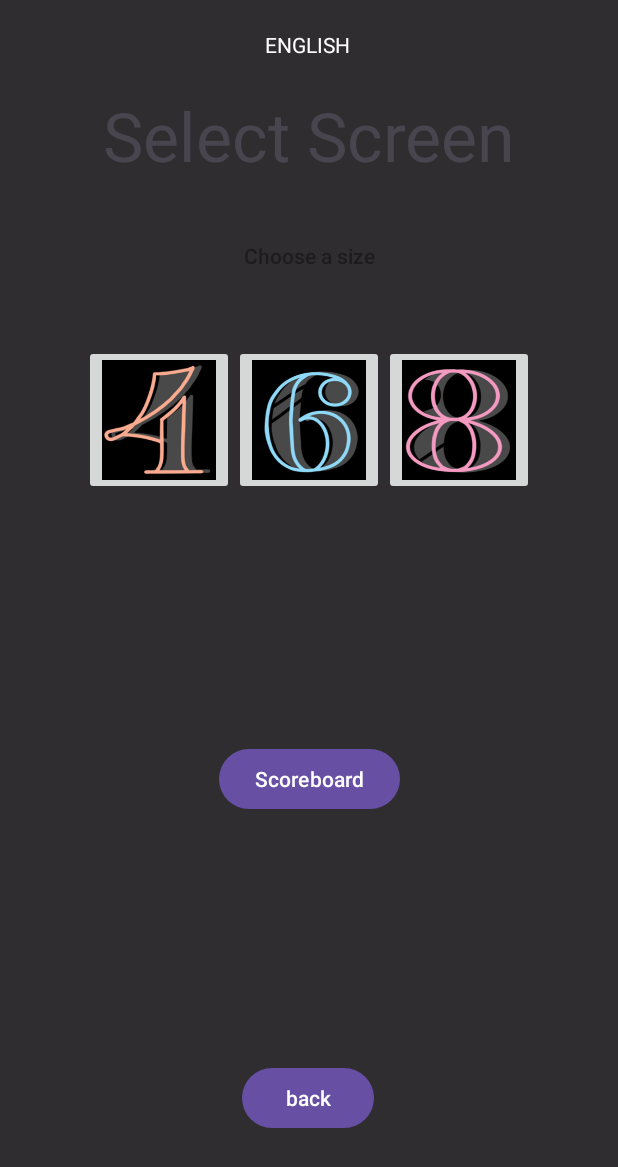
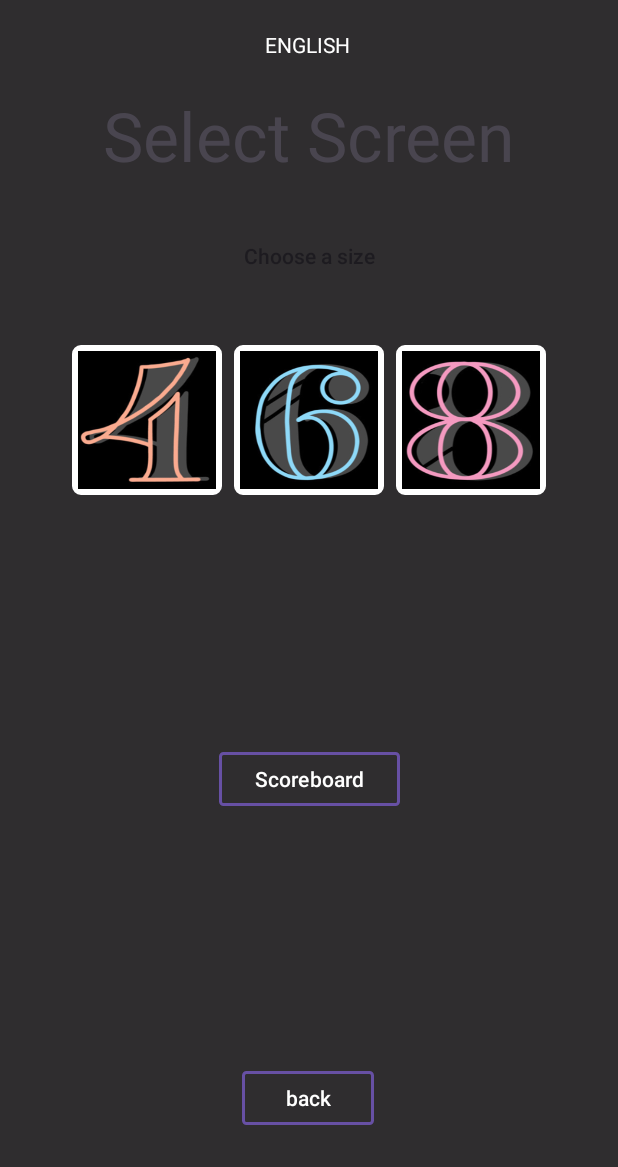
Before and after one commit to Tmalinge/Color_tiles, an Android app: the Selector_page screen opened directly, with no data from a screen before it, on a phone screen of 412 x 824 dp. Shown: the top 1167 px of the screen. Run offline under Robolectric (Android 15) with nearby library versions, the phone set to English and light mode, and no system bars.

Commit message:
Jeu Fini, Fix Button Style/Langues

```diff
--- a/app/src/main/java/com/example/color_tiles/ScorePage.java
+++ b/app/src/main/java/com/example/color_tiles/ScorePage.java
@@ -65,7 +65,6 @@ public class ScorePage extends AppCompatActivity {
     @Override
     protected void onResume() {
         super.onResume();
-        binding.button.setText("Accueil Button");
         binding.button.setOnClickListener(new View.OnClickListener() {
             @Override
             public void onClick(View v) {
--- /dev/null
+++ b/app/src/main/res/drawable/border.xml
@@ -0,0 +1,15 @@
+<shape xmlns:android="http://schemas.android.com/apk/res/android">
+    <stroke
+        android:width="4dp"
+        android:color="#FFF" />
+    <padding
+        android:left="4dp"
+        android:top="4dp"
+        android:right="4dp"
+        android:bottom="4dp" />
+    <corners
+        android:bottomRightRadius="4dip"
+        android:bottomLeftRadius="4dip"
+        android:topRightRadius="4dip"
+        android:topLeftRadius="4dip" />
+</shape>
--- /dev/null
+++ b/app/src/main/res/drawable/button_style.xml
@@ -0,0 +1,7 @@
+<?xml version="1.0" encoding="utf-8"?>
+<layer-list xmlns:android="http://schemas.android.com/apk/res/android">
+    <item
+        android:bottom="6dp"
+        android:drawable="@drawable/button_style_border"
+        android:top="6dp" />
+</layer-list>
--- /dev/null
+++ b/app/src/main/res/drawable/button_style_border.xml
@@ -0,0 +1,14 @@
+<?xml version="1.0" encoding="utf-8"?>
+<selector xmlns:android="http://schemas.android.com/apk/res/android">
+    <item>
+        <shape android:shape="rectangle">
+            <!-- background -->
+            <solid android:color="@android:color/transparent"/>
+            <!-- border -->
+            <stroke android:width="2dp" android:color="@android:color/white"/>
+
+            <!-- corner roundness -->
+            <corners android:radius="2dp" />
+        </shape>
+    </item>
+</selector>
--- a/app/src/main/res/layout/activity_game.xml
+++ b/app/src/main/res/layout/activity_game.xml
@@ -39,6 +39,8 @@
         android:layout_width="wrap_content"
         android:layout_height="wrap_content"
         android:text="time"
+        android:textColor="#FFFFFF"
+        android:textSize="20dp"
         app:layout_constraintBottom_toTopOf="@+id/guideline4"
         app:layout_constraintEnd_toEndOf="parent"
         app:layout_constraintStart_toStartOf="parent"
@@ -50,6 +52,8 @@
         android:layout_height="wrap_content"
         android:drawablePadding="50dp"
         android:text="@string/back"
+        android:background="@drawable/button_style"
+        android:textColor="@android:color/white"
         app:layout_constraintBottom_toBottomOf="parent"
         app:layout_constraintEnd_toEndOf="parent"
         app:layout_constraintStart_toStartOf="parent"
--- a/app/src/main/res/layout/activity_selector_page.xml
+++ b/app/src/main/res/layout/activity_selector_page.xml
@@ -34,22 +34,26 @@
         android:id="@+id/imageButton3"
         android:layout_width="100dp"
         android:layout_height="100dp"
+        android:layout_marginStart="8dp"
         android:layout_marginTop="50dp"
+        android:layout_marginEnd="8dp"
+        android:background="@drawable/border"
+        android:contentDescription="@string/dimension_6x6"
         android:scaleType="fitXY"
-        android:contentDescription="@string/dimension_6x6"
         app:layout_constraintEnd_toEndOf="parent"
         app:layout_constraintStart_toStartOf="parent"
         app:layout_constraintTop_toBottomOf="@+id/textView2"
-        app:srcCompat="@drawable/six"
-        />
+        app:srcCompat="@drawable/six" />
 
     <ImageButton
         android:id="@+id/imageButton5"
         android:layout_width="100dp"
         android:layout_height="100dp"
         android:layout_marginTop="50dp"
+        android:layout_marginEnd="8dp"
+        android:background="@drawable/border"
+        android:contentDescription="@string/dimension_4x4"
         android:scaleType="fitXY"
-        android:contentDescription="@string/dimension_4x4"
         app:layout_constraintEnd_toStartOf="@+id/imageButton3"
         app:layout_constraintTop_toBottomOf="@+id/textView2"
         app:srcCompat="@drawable/four" />
@@ -58,9 +62,11 @@
         android:id="@+id/imageButton6"
         android:layout_width="100dp"
         android:layout_height="100dp"
+        android:layout_marginStart="8dp"
         android:layout_marginTop="50dp"
+        android:background="@drawable/border"
+        android:contentDescription="@string/dimension_8x8"
         android:scaleType="fitXY"
-        android:contentDescription="@string/dimension_8x8"
         app:layout_constraintStart_toEndOf="@+id/imageButton3"
         app:layout_constraintTop_toBottomOf="@+id/textView2"
         app:srcCompat="@drawable/eight" />
@@ -70,6 +76,8 @@
         android:layout_width="wrap_content"
         android:layout_height="wrap_content"
         android:text="@string/score"
+        android:background="@drawable/button_style"
+        android:textColor="@android:color/white"
         android:drawablePadding="50dp"
         app:layout_constraintBottom_toTopOf="@+id/imageButton9"
         app:layout_constraintEnd_toEndOf="parent"
@@ -82,6 +90,8 @@
         android:layout_height="wrap_content"
         android:layout_marginBottom="68dp"
         android:drawablePadding="50dp"
+        android:background="@drawable/button_style"
+        android:textColor="@android:color/white"
         android:text="@string/back"
         app:layout_constraintBottom_toBottomOf="parent"
         app:layout_constraintEnd_toEndOf="parent"
--- a/app/src/main/res/values/strings.xml
+++ b/app/src/main/res/values/strings.xml
@@ -10,4 +10,5 @@
     <string name="back">back</string>
     <string name="presentation">The game Color Tiles was developed by:</string>
     <string name="name">Theo, Adrien and Florian</string>
+    <string name="best">Best score</string>
 </resources>
```
Also changed, not shown: app/src/main/java/com/example/color_tiles/ActivityGame.java (+5 -7 lines), app/src/main/res/layout/activity_score_page.xml (+5 -3 lines), 2 other files.
